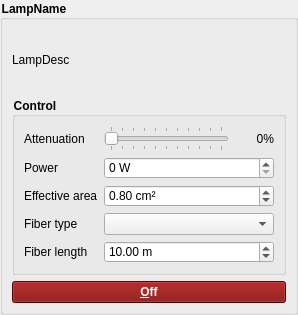
Before: the Qt Designer form simui/LampControl.ui in HARMONI-CAB/radiosim, drawn with Qt 5.
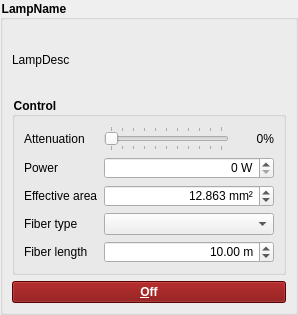
After: the same form once the commit is applied.

Commit message: Add radiance spectra and normalize Black Body lamp

Diff of the .ui file:
```diff
--- a/simui/LampControl.ui
+++ b/simui/LampControl.ui
@@ -175,6 +175,9 @@
              <verstretch>0</verstretch>
             </sizepolicy>
            </property>
+           <property name="alignment">
+            <set>Qt::AlignRight|Qt::AlignTrailing|Qt::AlignVCenter</set>
+           </property>
            <property name="suffix">
             <string> W</string>
            </property>
@@ -188,17 +191,23 @@
          </item>
          <item row="2" column="1" colspan="2">
           <widget class="QDoubleSpinBox" name="effAreaSpin">
+           <property name="alignment">
+            <set>Qt::AlignRight|Qt::AlignTrailing|Qt::AlignVCenter</set>
+           </property>
            <property name="suffix">
-            <string> cm²</string>
+            <string> mm²</string>
+           </property>
+           <property name="decimals">
+            <number>3</number>
            </property>
            <property name="minimum">
-            <double>0.010000000000000</double>
+            <double>0.001000000000000</double>
            </property>
            <property name="maximum">
-            <double>10000.000000000000000</double>
+            <double>1000000.000000000000000</double>
            </property>
            <property name="value">
-            <double>0.800000000000000</double>
+            <double>12.863000000000000</double>
            </property>
           </widget>
          </item>
@@ -207,6 +216,9 @@
          </item>
          <item row="4" column="1" colspan="2">
           <widget class="QDoubleSpinBox" name="fiberLengthSpin">
+           <property name="alignment">
+            <set>Qt::AlignRight|Qt::AlignTrailing|Qt::AlignVCenter</set>
+           </property>
            <property name="suffix">
             <string> m</string>
            </property>
```
The commit also changes 7 other files.
